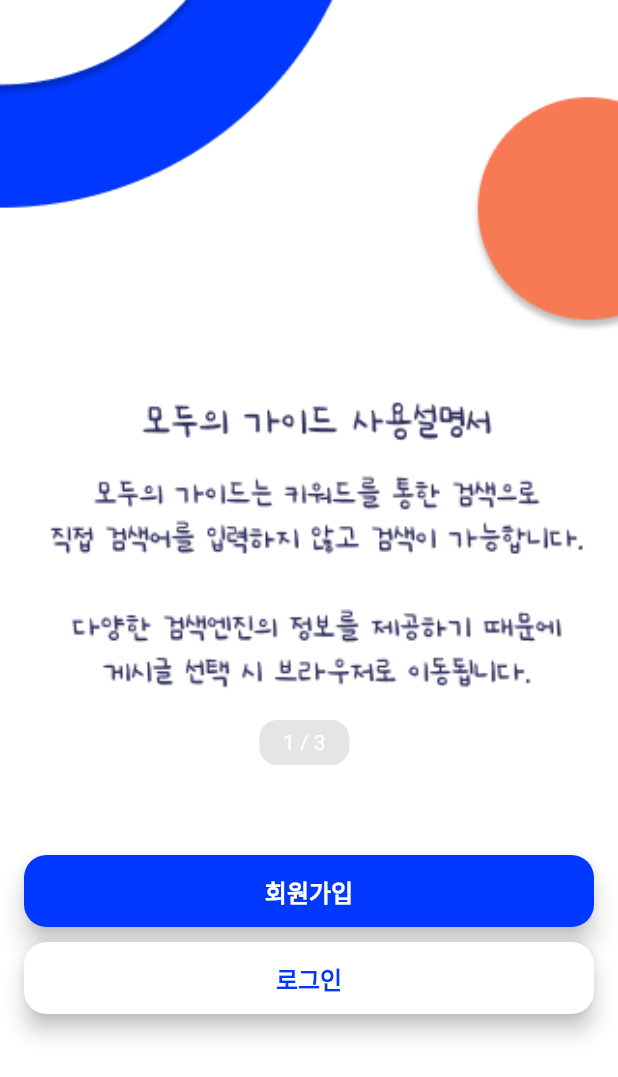
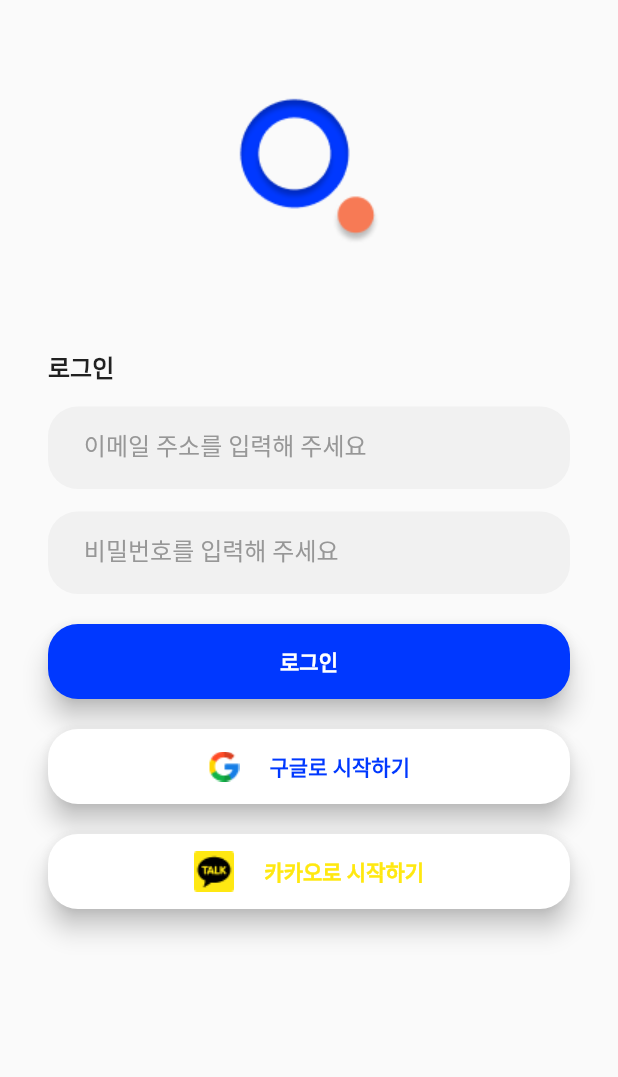
Before and after one commit to unjoo31/project_all_guide_front, a Flutter app: the screen it shows after launch, after a tap on "Version 1.0", after a tap on "로그인", on a phone screen of 412 x 824 dp. Shown: the top 1077 px of the screen. Run offline on Flutter 3.47's test engine with Material 2 defaults, Android fonts, the phone set to English and light mode, and no system bars; our stand-ins replace dio, flutter_riverpod, flutter_secure_storage, google_fonts, validators; Roboto replaces fonts that are missing (NanumSquare).

Commit message:
git commit "로그인페이지 완료"

```diff
--- a/lib/_core/constants/move.dart
+++ b/lib/_core/constants/move.dart
@@ -1,4 +1,6 @@
 import 'package:flutter/material.dart';
+import 'package:project_all_guide_front/ui/pages/join/join_page.dart';
+import 'package:project_all_guide_front/ui/pages/login/login_page.dart';
 import 'package:project_all_guide_front/ui/pages/on_boarding/on_boarding_page.dart';
 import 'package:project_all_guide_front/ui/pages/splash/splash_page.dart';
 
@@ -13,5 +15,7 @@ Map<String, Widget Function(BuildContext)> getRouters() {
   return {
     Move.splashPage: (context) => const SplashPage(),
     Move.onBoardingPage: (context) => const OnBoardingPage(),
+    Move.loginPage: (context) => const LoginPage(),
+    Move.joinPage: (context) => const JoinPage(),
   };
 }
--- /dev/null
+++ b/lib/ui/pages/components/custom_auth_text_form_field.dart
@@ -0,0 +1,64 @@
+import 'package:flutter/material.dart';
+
+import '../../../_core/constants/colors.dart';
+import '../../../_core/constants/size.dart';
+
+class CustomAuthTextFormField extends StatelessWidget {
+  final String text;
+  final bool obscureText;
+  final funValidator;
+  final TextEditingController controller;
+
+  const CustomAuthTextFormField({
+    Key? key,
+    required this.text,
+    this.obscureText = false,
+    required this.funValidator,
+    required this.controller,
+  }) : super(key: key);
+
+  @override
+  Widget build(BuildContext context) {
+    return Column(
+      crossAxisAlignment: CrossAxisAlignment.start,
+      children: [
+        const SizedBox(height: gap_small),
+        SizedBox(
+          height: 55,
+          child: TextFormField(
+            controller: controller,
+            validator: funValidator,
+            obscureText: obscureText,
+            decoration: InputDecoration(
+              hintText: "   $text",
+              hintStyle: TextStyle(color: kUnPointColor),
+              filled: true,
+              fillColor: Colors.grey.withOpacity(0.1),
+              enabledBorder: OutlineInputBorder(
+                // 3. 기본 TextFormField 디자인
+                borderRadius: BorderRadius.circular(20),
+                borderSide: BorderSide.none,
+              ),
+              focusedBorder: OutlineInputBorder(
+                // 4. 손가락 터치시 TextFormField 디자인
+                borderRadius: BorderRadius.circular(20),
+                borderSide: BorderSide.none,
+              ),
+              errorBorder: OutlineInputBorder(
+                // 5. 에러발생시 TextFormField 디자인
+                borderRadius: BorderRadius.circular(20),
+                borderSide: BorderSide.none,
+              ),
+              focusedErrorBorder: OutlineInputBorder(
+                // 5. 에러가 발생 후 손가락을 터치했을 때 TextFormField 디자인
+                borderRadius: BorderRadius.circular(20),
+                borderSide: BorderSide.none,
+              ),
+              errorStyle: TextStyle(color: kPrimaryColor),
+            ),
+          ),
+        ),
+      ],
+    );
+  }
+}
--- /dev/null
+++ b/lib/ui/pages/components/custom_elavated_button.dart
@@ -0,0 +1,29 @@
+import 'package:flutter/material.dart';
+
+import '../../../_core/constants/colors.dart';
+
+class CustomElevatedButton extends StatelessWidget {
+  final String text;
+  final funPageRoute;
+
+  const CustomElevatedButton({required this.text, required this.funPageRoute});
+
+  @override
+  Widget build(BuildContext context) {
+    return ElevatedButton(
+      style: ElevatedButton.styleFrom(
+        minimumSize: Size(double.infinity, 50),
+        shape: RoundedRectangleBorder(
+          borderRadius: BorderRadius.circular(20),
+        ),
+        backgroundColor: kPrimaryColor,
+        elevation: 7,
+      ),
+      onPressed: funPageRoute,
+      child: Text(
+        "$text",
+        style: TextStyle(fontWeight: FontWeight.bold),
+      ),
+    );
+  }
+}
--- /dev/null
+++ b/lib/ui/pages/components/custom_elavated_icon_button.dart
@@ -0,0 +1,45 @@
+import 'package:flutter/material.dart';
+import 'package:project_all_guide_front/_core/constants/size.dart';
+
+import '../../../_core/constants/colors.dart';
+
+class CustomElevatedIconButton extends StatelessWidget {
+  final String text;
+  final String imgUrl;
+  final Color textColor;
+
+  final GestureTapCallback? press;
+
+  const CustomElevatedIconButton({
+    required this.text,
+    required this.imgUrl,
+    required this.textColor,
+    required this.press,
+  });
+
+  @override
+  Widget build(BuildContext context) {
+    return ElevatedButton(
+      style: ElevatedButton.styleFrom(
+        minimumSize: Size(double.infinity, 50),
+        shape: RoundedRectangleBorder(
+          borderRadius: BorderRadius.circular(20),
+        ),
+        backgroundColor: kBackWhite,
+        elevation: 7,
+      ),
+      onPressed: press,
+      child: Row(
+        mainAxisAlignment: MainAxisAlignment.center,
+        children: [
+          Image.asset("assets/$imgUrl"),
+          SizedBox(width: gap_large),
+          Text(
+            text,
+            style: TextStyle(color: textColor, fontWeight: FontWeight.bold),
+          ),
+        ],
+      ),
+    );
+  }
+}
--- /dev/null
+++ b/lib/ui/pages/components/custom_logo.dart
@@ -0,0 +1,12 @@
+import 'package:flutter/material.dart';
+
+class CustomLogo extends StatelessWidget {
+  const CustomLogo({Key? key}) : super(key: key);
+
+  @override
+  Widget build(BuildContext context) {
+    return Column(
+      children: [Image.asset("assets/logo.png")],
+    );
+  }
+}
--- /dev/null
+++ b/lib/ui/pages/join/join_page.dart
@@ -0,0 +1,10 @@
+import 'package:flutter/material.dart';
+
+class JoinPage extends StatelessWidget {
+  const JoinPage({super.key});
+
+  @override
+  Widget build(BuildContext context) {
+    return const Placeholder();
+  }
+}
--- /dev/null
+++ b/lib/ui/pages/join/widgets/join_body.dart
@@ -0,0 +1,10 @@
+import 'package:flutter/material.dart';
+
+class JoinBody extends StatelessWidget {
+  const JoinBody({super.key});
+
+  @override
+  Widget build(BuildContext context) {
+    return const Placeholder();
+  }
+}
--- /dev/null
+++ b/lib/ui/pages/join/widgets/join_form.dart
@@ -0,0 +1,10 @@
+import 'package:flutter/material.dart';
+
+class JoinForm extends StatelessWidget {
+  const JoinForm({super.key});
+
+  @override
+  Widget build(BuildContext context) {
+    return const Placeholder();
+  }
+}
--- /dev/null
+++ b/lib/ui/pages/login/login_page.dart
@@ -0,0 +1,13 @@
+import 'package:flutter/material.dart';
+import 'package:project_all_guide_front/ui/pages/login/widgets/login_body.dart';
+
+class LoginPage extends StatelessWidget {
+  const LoginPage({super.key});
+
+  @override
+  Widget build(BuildContext context) {
+    return Scaffold(
+      body: LoginBody(),
+    );
+  }
+}
--- /dev/null
+++ b/lib/ui/pages/login/widgets/login_body.dart
@@ -0,0 +1,23 @@
+import 'package:flutter/material.dart';
+
+import '../../components/custom_logo.dart';
+import 'login_form.dart';
+
+class LoginBody extends StatelessWidget {
+  const LoginBody({super.key});
+
+  @override
+  Widget build(BuildContext context) {
+    return Padding(
+      padding: const EdgeInsets.all(32.0),
+      child: ListView(
+        children: [
+          const SizedBox(height: 20),
+          const CustomLogo(),
+          const SizedBox(height: 60),
+          LoginForm(),
+        ],
+      ),
+    );
+  }
+}
--- /dev/null
+++ b/lib/ui/pages/login/widgets/login_form.dart
@@ -0,0 +1,73 @@
+import 'package:flutter/material.dart';
+
+import '../../../../_core/constants/colors.dart';
+import '../../../../_core/constants/size.dart';
+import '../../../../_core/constants/theme.dart';
+import '../../../../_core/utils/validator_util.dart';
+import '../../components/custom_auth_text_form_field.dart';
+import '../../components/custom_elavated_button.dart';
+import '../../components/custom_elavated_icon_button.dart';
+
+class LoginForm extends StatelessWidget {
+  final _formKey = GlobalKey<FormState>();
+  final _username = TextEditingController();
+  final _password = TextEditingController();
+
+  LoginForm({super.key});
+
+  @override
+  Widget build(BuildContext context) {
+    return Form(
+      child: Column(
+        crossAxisAlignment: CrossAxisAlignment.start,
+        children: [
+          Text(
+            "로그인",
+            style: textTheme().displayMedium,
+          ),
+          SizedBox(
+            height: gap_medium,
+          ),
+          CustomAuthTextFormField(
+            text: "이메일 주소를 입력해 주세요",
+            obscureText: false,
+            funValidator: validateUsername(),
+            controller: _username,
+          ),
+          const SizedBox(height: gap_medium),
+          CustomAuthTextFormField(
+            text: "비밀번호를 입력해 주세요",
+            obscureText: true,
+            funValidator: validatePassword(),
+            controller: _password,
+          ),
+          const SizedBox(height: gap_large),
+          CustomElevatedButton(
+            text: "로그인",
+            funPageRoute: () {
+              if (_formKey.currentState!.validate()) {}
+            },
+          ),
+          const SizedBox(height: gap_large),
+          CustomElevatedIconButton(
+            text: "구글로 시작하기",
+            imgUrl: "google.png",
+            textColor: kPrimaryColor,
+            press: () {
+              // Navigator.pushNamed(context, Move.loginPage);
+            },
+          ),
+          const SizedBox(height: gap_large),
+          CustomElevatedIconButton(
+            text: "카카오로 시작하기",
+            imgUrl: "KakaoTalk.png",
+            textColor: kKakaoColor,
+            press: () {
+              // Navigator.pushNamed(context, Move.loginPage);
+            },
+          ),
+        ],
+      ),
+    );
+  }
+}
--- a/lib/ui/pages/on_boarding/widgets/on_boarding_body.dart
+++ b/lib/ui/pages/on_boarding/widgets/on_boarding_body.dart
@@ -1,4 +1,5 @@
 import 'package:flutter/material.dart';
+import 'package:project_all_guide_front/_core/constants/move.dart';
 
 import '../../components/box_color_button.dart';
 import '../../components/box_no_color_button.dart';
@@ -35,14 +36,18 @@ class OnBoardingBody extends StatelessWidget {
               ),
               BoxColorButton(
                 text: "회원가입",
-                press: () {},
+                press: () {
+                  Navigator.pushNamed(context, Move.joinPage);
+                },
               ),
               SizedBox(
                 height: 10,
               ),
               BoxNoColorButton(
                 text: "로그인",
-                press: () {},
+                press: () {
+                  Navigator.pushNamed(context, Move.loginPage);
+                },
               ),
             ],
           ),
```
